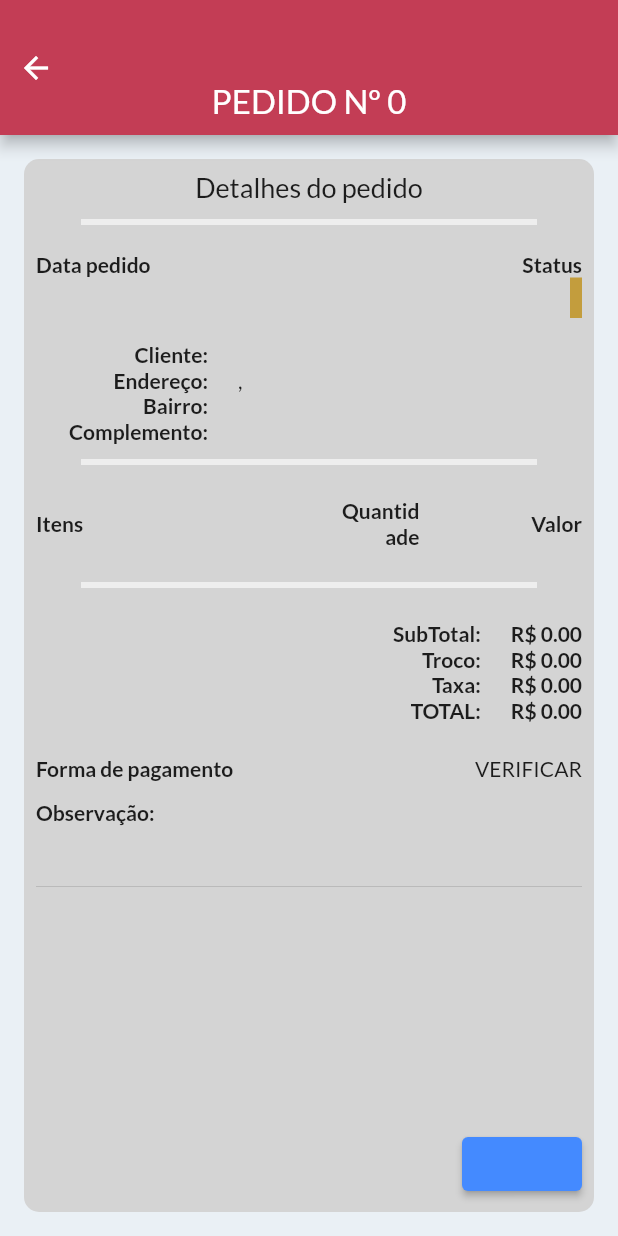
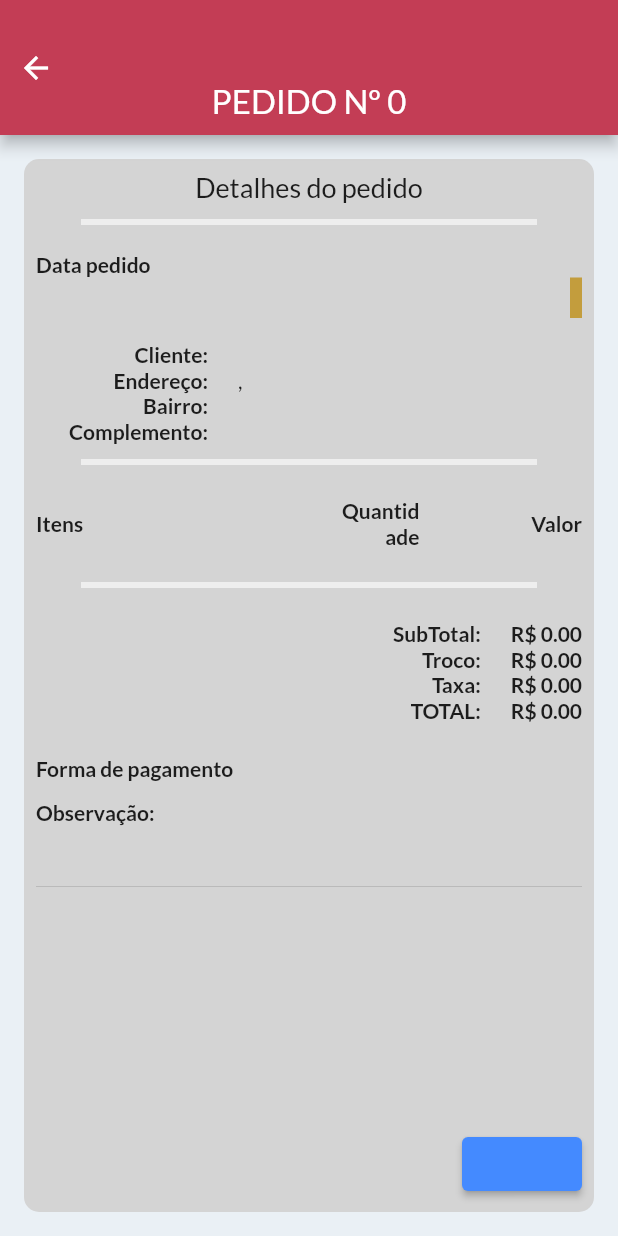
Before and after one commit to abnerdsilva/express-delivery, a Flutter app: the OrderDetailsPage screen opened directly with empty values, on a phone screen of 412 x 824 dp. Run offline on Flutter 3.47's test engine with Material 2 defaults, Android fonts, the phone set to English and light mode, and no system bars; our stand-ins replace dropdown_button2, get, google_fonts, shared_preferences; accounts and stored records are empty; network calls fail.

Commit message:
ajuste forma pgamento e status pedido

```diff
--- a/lib/pages/order_details/components/header_order_details_widget.dart
+++ b/lib/pages/order_details/components/header_order_details_widget.dart
@@ -10,6 +10,7 @@ class HeaderOrderDetailsWidget extends StatelessWidget {
   static const statusConcluded = 'CONCLUIDO';
   static const statusOpened = 'ABERTO';
   static const statusConfirmed = 'CONFIRMADO';
+  static const statusDispatched = 'DESPACHADO';
 
   String convertDateBR(String value) {
     return '${value.substring(8, 10)}/${value.substring(5, 7)}/${value.substring(0, 4)} ${value.substring(11, 13)}:${value.substring(14, 16)}';
@@ -35,6 +36,31 @@ class HeaderOrderDetailsWidget extends StatelessWidget {
         break;
     }
     return orderStatusColor;
+  }
+
+  String getStatusOrder(String status) {
+    late String temp;
+    switch (order.statusPedido.toUpperCase()) {
+      case statusOpened:
+        temp = S().accept;
+        break;
+      case statusConcluded:
+        temp = S().conclude;
+        break;
+      case statusCancelled:
+        temp = S().cancel;
+        break;
+      case statusConfirmed:
+        temp = S().confirm;
+        break;
+      case statusDispatched:
+        temp = S().confirm;
+        break;
+      default:
+        temp = '';
+        break;
+    }
+    return temp;
   }
 
   @override
@@ -63,7 +89,7 @@ class HeaderOrderDetailsWidget extends StatelessWidget {
               style: const TextStyle(fontWeight: FontWeight.bold),
             ),
             Text(
-              S().orderStatusDescription,
+              getStatusOrder(order.statusPedido),
               style: const TextStyle(fontWeight: FontWeight.bold),
             ),
           ],
--- a/lib/pages/order_details/order_details_controller.dart
+++ b/lib/pages/order_details/order_details_controller.dart
@@ -18,6 +18,7 @@ class OrderDetailsController extends GetxController {
     codCliente: 0,
     tipoPedido: '',
     origem: '',
+    formaPagamento: '',
     vrTotal: 0.0,
     agendado: false,
     vrAdicional: 0.0,
--- a/lib/pages/order_details/order_details_page.dart
+++ b/lib/pages/order_details/order_details_page.dart
@@ -157,7 +157,7 @@ class OrderDetailsPage extends GetView<OrderDetailsController> {
                       ),
                     ),
                     const SizedBox(width: 20),
-                    const Text('VERIFICAR'),
+                    Text(controller.order.value.formaPagamento),
                   ],
                 ),
                 const SizedBox(height: 12),
--- a/lib/shared/model/order_details_model.dart
+++ b/lib/shared/model/order_details_model.dart
@@ -19,6 +19,7 @@ class OrderDetailsModel {
   final double vrTotal;
   final double vrAdicional;
   final double vrDesconto;
+  final String formaPagamento;
   final Client? client;
   final List<ProductOrder>? itens;
 
@@ -40,6 +41,7 @@ class OrderDetailsModel {
     required this.agendado,
     required this.vrAdicional,
     required this.vrDesconto,
+    required this.formaPagamento,
   });
 
   Map<String, dynamic> toMap() {
@@ -59,6 +61,7 @@ class OrderDetailsModel {
       'vrTotal': vrTotal,
       'vrAdicional': vrAdicional,
       'vrDesconto': vrDesconto,
+      'formaPagamento': formaPagamento,
       'cliente': client,
       'itens': itens?.map((x) => x.toMap()).toList(),
     };
@@ -81,6 +84,7 @@ class OrderDetailsModel {
       vrTotal: map['vrTotal'] ?? 0.0,
       vrAdicional: map['vrAdicional'] ?? 0.0,
       vrDesconto: map['vrDesconto'] ?? 0.0,
+      formaPagamento: map['pagamento']?['nome'] ?? '',
       client: Client.fromMap(map['cliente']),
       itens: map['itens'] != null
           ? List<ProductOrder>.from(
```
